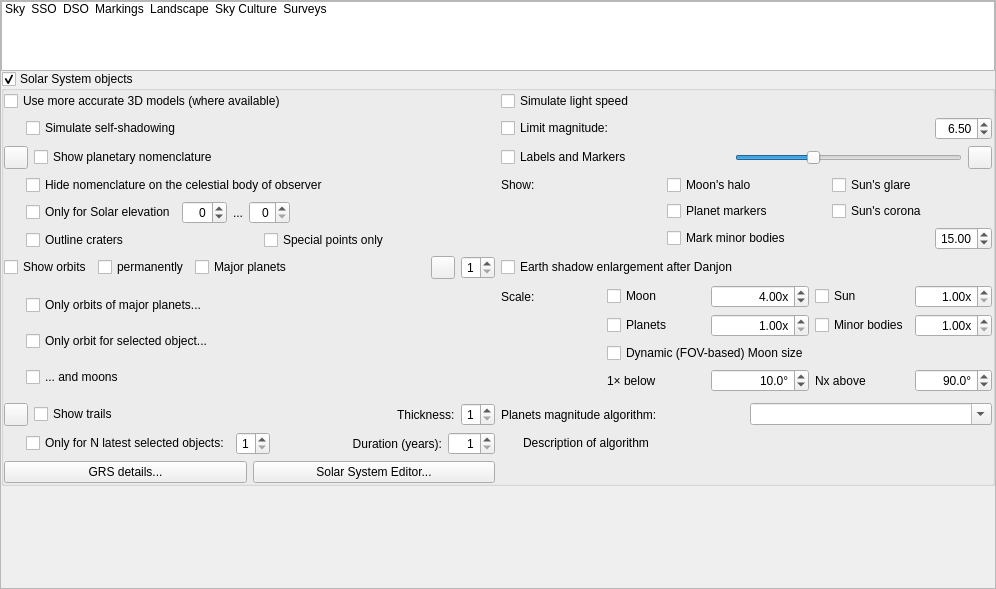
This is src/gui/viewDialog.ui in Stellarium/stellarium as Qt 5 draws it before an edit. The edited form follows.
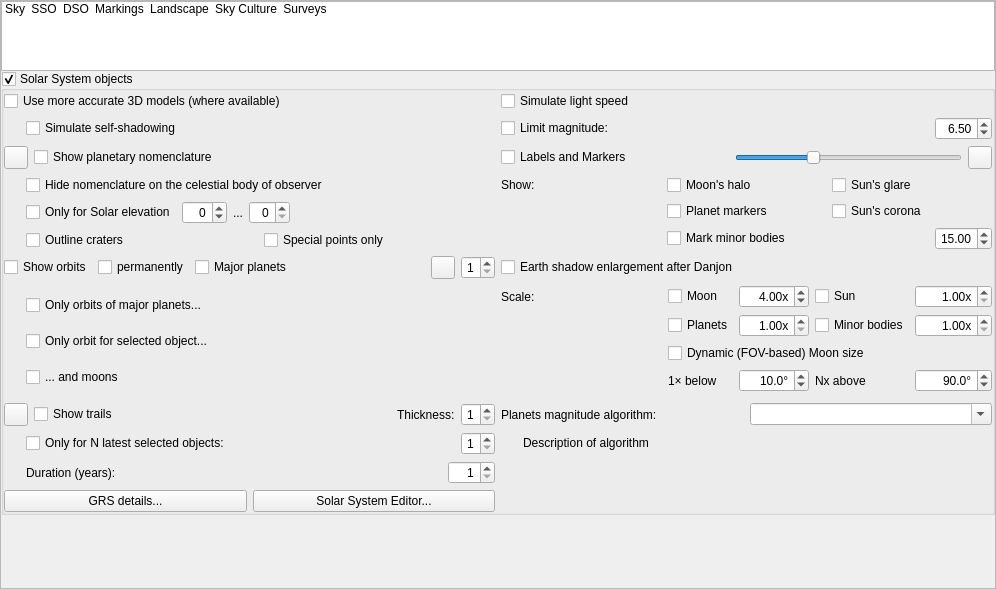
This is the edited form. The open tabs and pages were chosen to show the change. Icons and pictures are not drawn. Custom widgets are drawn as their Qt base class.

Commit message:
Compactify View dialog
It was compact enough in the English locale, but in Russian it was too
large to fit in the FullHD screen at 150% scaling. Now it fits.

The main effect was achieved by stretching the dynamic Moon size
checkbox to the whole row. A secondary improvement resulted from moving
the trail duration label+spinbox to their own row.

The edit to the form file:
```diff
--- a/src/gui/viewDialog.ui
+++ b/src/gui/viewDialog.ui
@@ -1376,6 +1376,13 @@
                  </property>
                 </widget>
                </item>
+              </layout>
+             </item>
+             <item row="14" column="0">
+              <layout class="QHBoxLayout" name="horizontalLayout_20">
+               <property name="leftMargin">
+                <number>22</number>
+               </property>
                <item>
                 <widget class="QLabel" name="trailsDurationLabel">
                  <property name="sizePolicy">
@@ -1387,9 +1394,6 @@
                  <property name="text">
                   <string>Duration (years):</string>
                  </property>
-                 <property name="alignment">
-                  <set>Qt::AlignRight|Qt::AlignTrailing|Qt::AlignVCenter</set>
-                 </property>
                 </widget>
                </item>
                <item>
@@ -1564,7 +1568,7 @@
                </property>
               </widget>
              </item>
-             <item row="14" column="0">
+             <item row="15" column="0">
               <layout class="QHBoxLayout" name="horizontalLayout_15">
                <item>
                 <widget class="QPushButton" name="pushButtonGrsDetails">
@@ -1713,16 +1717,6 @@
                  </property>
                 </widget>
                </item>
-               <item row="2" column="2" colspan="2">
-                <widget class="QCheckBox" name="moonScaleDynamicCheckBox">
-                 <property name="toolTip">
-                  <string>When enabled, the Moon scales smoothly between 1× (natural size) at the minimum FOV and the configured scale factor at the maximum FOV. Outside those bounds the scale is held constant.</string>
-                 </property>
-                 <property name="text">
-                  <string>Dynamic (FOV-based) Moon size</string>
-                 </property>
-                </widget>
-               </item>
                <item row="3" column="2">
                 <widget class="QLabel" name="moonScaleMinFovLabel">
                  <property name="toolTip">
@@ -1812,6 +1806,16 @@
                  </property>
                 </spacer>
                </item>
+               <item row="2" column="2" colspan="4">
+                <widget class="QCheckBox" name="moonScaleDynamicCheckBox">
+                 <property name="toolTip">
+                  <string>When enabled, the Moon scales smoothly between 1× (natural size) at the minimum FOV and the configured scale factor at the maximum FOV. Outside those bounds the scale is held constant.</string>
+                 </property>
+                 <property name="text">
+                  <string>Dynamic (FOV-based) Moon size</string>
+                 </property>
+                </widget>
+               </item>
               </layout>
              </item>
              <item row="3" column="0">
```
